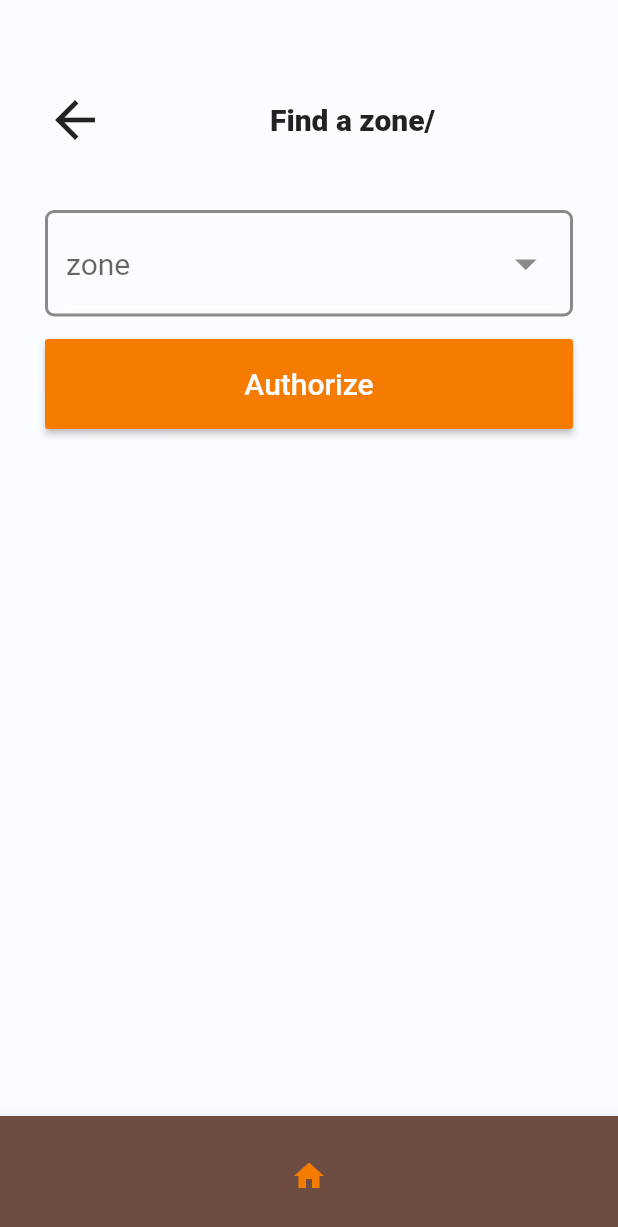
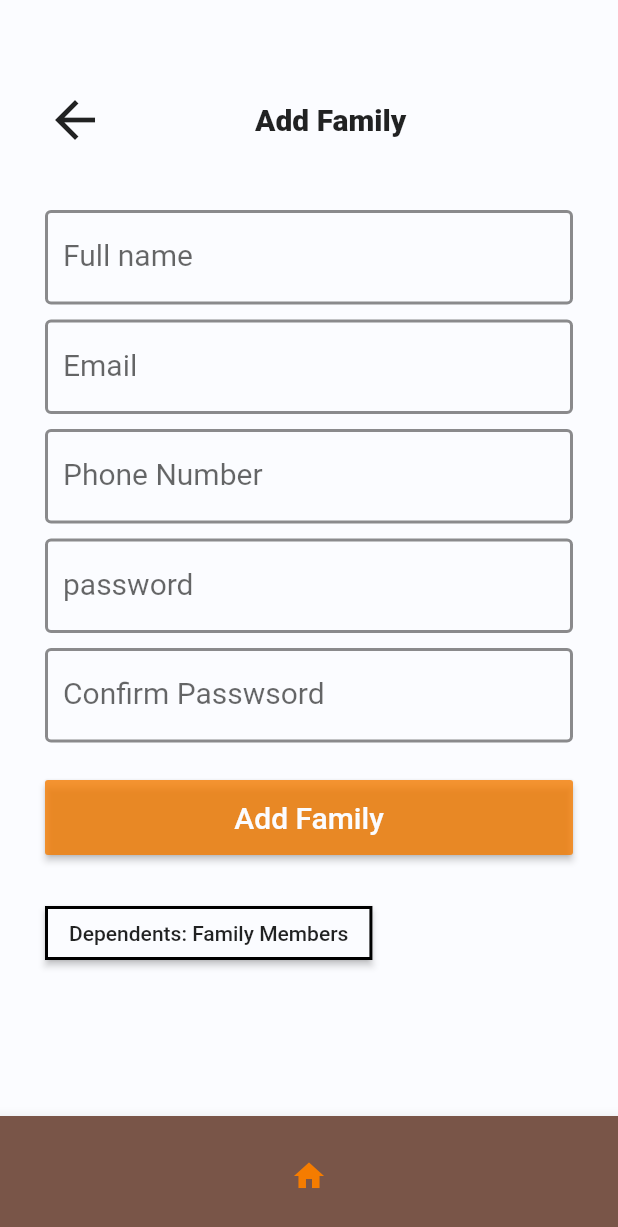
Before and after one commit to youngelvis/magode_app, a Flutter app: the screen it shows after launch, on a phone screen of 412 x 824 dp. Shown: the top 1227 px of the screen. Run offline on Flutter 3.47's test engine with Material 2 defaults, Android fonts, the phone set to English and light mode, and no system bars.

Commit message:
add family page created

```diff
--- /dev/null
+++ b/lib/add_family.dart
@@ -0,0 +1,312 @@
+// ignore_for_file: deprecated_member_use
+
+import 'package:flutter/material.dart';
+import 'colors.dart' as color;
+class AddFamily extends StatefulWidget {
+  const AddFamily({ Key? key }) : super(key: key);
+
+  @override
+  _AddFamilyState createState() => _AddFamilyState();
+}
+
+class _AddFamilyState extends State<AddFamily> {
+  final _formKey = GlobalKey<FormState>();
+  final _password = TextEditingController();
+  final _fullName = TextEditingController();
+  final _phoneNumber = TextEditingController();
+  final _email = TextEditingController();
+  final _confirmPassword = TextEditingController();
+
+  Widget _buildPassword() {
+    return TextFormField(
+      controller: _password,
+      decoration: InputDecoration(
+        errorStyle: const TextStyle(fontSize: 15),
+        enabledBorder: const OutlineInputBorder(
+          borderSide: BorderSide(
+            color: Colors.black45,
+            width: 2,
+          ),
+        ),
+        focusedBorder: const OutlineInputBorder(
+            borderSide: BorderSide(color: Colors.black, width: 2)),
+        labelText: 'password',
+        labelStyle: const TextStyle(fontSize: 20),
+        hintText: 'password',
+        hintStyle: const TextStyle(fontSize: 20, color: Colors.black45),
+        suffixIcon: _fullName.text.isEmpty
+            ? Container(width: 0)
+            : IconButton(
+                icon: const Icon(Icons.close),
+                onPressed: () => _password.clear(),
+              ),
+      ),
+      validator: (value) {
+        if (value == null || value.isEmpty) {
+          return 'please type your Password';
+        } else {
+          return null;
+        }
+      },
+      textInputAction: TextInputAction.done,
+    );
+  }
+
+  Widget _buildFullName() {
+    return TextFormField(
+      controller: _fullName,
+      decoration: InputDecoration(
+        errorStyle: const TextStyle(fontSize: 15),
+        enabledBorder: const OutlineInputBorder(
+          borderSide: BorderSide(
+            color: Colors.black45,
+            width: 2,
+          ),
+        ),
+        focusedBorder: const OutlineInputBorder(
+            borderSide: BorderSide(color: Colors.black, width: 2)),
+        labelText: 'Full name',
+        labelStyle: const TextStyle(fontSize: 20),
+        hintText: 'Full name',
+        hintStyle: const TextStyle(fontSize: 20, color: Colors.black45),
+        suffixIcon: _fullName.text.isEmpty
+            ? Container(width: 0)
+            : IconButton(
+                icon: const Icon(Icons.close),
+                onPressed: () => _fullName.clear(),
+              ),
+      ),
+      validator: (value) {
+        if (value == null || value.isEmpty) {
+          return 'please type your Full name';
+        } else {
+          return null;
+        }
+      },
+      textInputAction: TextInputAction.done,
+    );
+  }
+
+  Widget _buildPhoneNumber() {
+    return TextFormField(
+      controller: _phoneNumber,
+      decoration: InputDecoration(
+        errorStyle: const TextStyle(fontSize: 15),
+        enabledBorder: const OutlineInputBorder(
+          borderSide: BorderSide(
+            color: Colors.black45,
+            width: 2,
+          ),
+        ),
+        focusedBorder: const OutlineInputBorder(
+            borderSide: BorderSide(color: Colors.black, width: 2)),
+        labelText: 'Phone Number',
+        labelStyle: const TextStyle(fontSize: 20),
+        hintText: 'phone Number',
+        hintStyle: const TextStyle(fontSize: 20, color: Colors.black45),
+        suffixIcon: _phoneNumber.text.isEmpty
+            ? Container(width: 0)
+            : IconButton(
+                icon: const Icon(Icons.close),
+                onPressed: () => _fullName.clear(),
+              ),
+      ),
+      validator: (value) {
+        if (value == null || value.isEmpty) {
+          return 'please type your Full name';
+        } else {
+          return null;
+        }
+      },
+      keyboardType: TextInputType.number,
+      textInputAction: TextInputAction.done,
+    );
+  }
+
+  Widget _buildEmail() {
+    return TextFormField(
+      controller: _email,
+      decoration: InputDecoration(
+        errorStyle: const TextStyle(fontSize: 15),
+        enabledBorder: const OutlineInputBorder(
+          borderSide: BorderSide(
+            color: Colors.black45,
+            width: 2,
+          ),
+        ),
+        focusedBorder: const OutlineInputBorder(
+            borderSide: BorderSide(color: Colors.black, width: 2)),
+        labelText: 'Email',
+        labelStyle: const TextStyle(fontSize: 20),
+        hintText: 'Email',
+        hintStyle: const TextStyle(fontSize: 20, color: Colors.black45),
+        suffixIcon: _fullName.text.isEmpty
+            ? Container(width: 0)
+            : IconButton(
+                icon: const Icon(Icons.close),
+                onPressed: () => _email.clear(),
+              ),
+      ),
+      validator: (value) {
+        if (value == null || value.isEmpty) {
+          return 'please type your email';
+        } else {
+          return null;
+        }
+      },
+      keyboardType: TextInputType.emailAddress,
+      textInputAction: TextInputAction.done,
+    );
+  }
+
+  Widget _buildConfirmPassword() {
+    return TextFormField(
+      controller: _confirmPassword,
+      decoration: InputDecoration(
+        errorStyle: const TextStyle(fontSize: 15),
+        enabledBorder: const OutlineInputBorder(
+          borderSide: BorderSide(
+            color: Colors.black45,
+            width: 2,
+          ),
+        ),
+        focusedBorder: const OutlineInputBorder(
+            borderSide: BorderSide(color: Colors.black, width: 2)),
+        labelText: 'Confirm Passwsord',
+        labelStyle: const TextStyle(fontSize: 20),
+        hintText: 'Confirm Password',
+        hintStyle: const TextStyle(fontSize: 20, color: Colors.black45),
+        suffixIcon: _fullName.text.isEmpty
+            ? Container(width: 0)
+            : IconButton(
+                icon: const Icon(Icons.close),
+                onPressed: () => _confirmPassword.clear(),
+              ),
+      ),
+      validator: (value) {
+        if (value == null || value.isEmpty) {
+          return 'please confirm password';
+        } else if (value != _password.text) {
+          return 'password doesnt match';
+        } else {
+          return null;
+        }
+      },
+      textInputAction: TextInputAction.done,
+    );
+  }
+
+ @override
+  void initState() {
+    // TODO: implement initState
+    super.initState();
+    _fullName.addListener(() => setState(() {}));
+    _phoneNumber.addListener(() => setState(() {}));
+    _email.addListener(() => setState(() {}));
+    _password.addListener(() => setState(() {}));
+    _confirmPassword.addListener(() => setState(() {}));
+  }
+
+  @override
+  Widget build(BuildContext context) {
+    return GestureDetector(
+      onTap: () => FocusScope.of(context).requestFocus(FocusNode()),
+      child: Scaffold(
+        body: Container(
+          color: color.AppColor.homePageBackground,
+          padding: const EdgeInsets.only(top: 60, left: 30, right: 30),
+          child: Column(
+            children: [
+              Row(
+                children: const [
+                  Icon(Icons.arrow_back, size: 40),
+                  SizedBox(
+                    width: 100,
+                  ),
+                  Text(
+                    'Add Family',
+                    style: TextStyle(fontSize: 20, fontWeight: FontWeight.w800),
+                  )
+                ],
+              ),
+              const SizedBox(
+                height: 40,
+              ),
+              Expanded(
+                child: OverflowBox(
+                  child: SingleChildScrollView(
+                    child: Form(
+                      key: _formKey,
+                      child: Column(
+                          crossAxisAlignment: CrossAxisAlignment.start,
+                          children: <Widget>[
+                            _buildFullName(),
+                            const SizedBox(
+                              height: 10,
+                            ),
+                            _buildEmail(),
+                            const SizedBox(
+                              height: 10,
+                            ),
+                            _buildPhoneNumber(),
+                            const SizedBox(
+                              height: 10,
+                            ),
+                            _buildPassword(),
+                            const SizedBox(
+                              height: 10,
+                            ),
+                            _buildConfirmPassword(),
+                            const SizedBox(height: 25),
+                            Container(
+                              width: MediaQuery.of(context).size.width,
+                              height: 50,
+                              decoration: BoxDecoration(
+                                  borderRadius: BorderRadius.circular(20)),
+                              child: RaisedButton(
+                                  color: color.AppColor.homePageTheme.withOpacity(0.8),
+                                  child: Text(
+                                    'Add Family',
+                                    style: TextStyle(
+                                        color:
+                                            color.AppColor.homePageBackground,
+                                        fontSize: 20),
+                                  ),
+                                  onPressed: () {
+                                    final isValid =
+                                        _formKey.currentState!.validate();
+                                    if (isValid) {
+                                      _formKey.currentState?.save();
+                                    }
+                                  }),
+                            ),
+                            const SizedBox(height: 28,),
+                            RaisedButton(onPressed: (){},
+                            shape:const RoundedRectangleBorder(
+                              side: BorderSide(color: Colors.black,
+                              width: 2)),
+                            color: color.AppColor.homePageBackground,
+                            child: const Text('Dependents: Family Members'),),
+                          ]),
+                    ),
+                  ),
+                ),
+              ),
+            ],
+          ),
+        ),
+        bottomNavigationBar: SizedBox(
+
+          height: 80,
+          child: BottomAppBar(
+            color: Colors.brown,
+            child: Icon(
+              Icons.home,
+              color: color.AppColor.homePageTheme,
+            ),
+          ),
+        ),
+      ),
+    );
+  }
+}
--- a/lib/find_a_zone.dart
+++ b/lib/find_a_zone.dart
@@ -67,7 +67,7 @@ class _FindZoneState extends State<FindZone> {
                       width: 110,
                     ),
                     Text(
-                      'Find a zone/',
+                      'Find a zone',
                       style:
                           TextStyle(fontSize: 20, fontWeight: FontWeight.w800),
                     )
--- a/lib/main.dart
+++ b/lib/main.dart
@@ -1,5 +1,6 @@
 import 'package:flutter/material.dart';
 import 'package:magode_app/Identify_newly_Registered_members.dart';
+import 'package:magode_app/add_family.dart';
 import 'package:magode_app/add_staff.dart';
 import 'package:magode_app/authorize_user.dart';
 import 'package:magode_app/change_password.dart';
@@ -33,7 +34,7 @@ class MyApp extends StatelessWidget {
 
         primarySwatch: Colors.blue,
       ),
-      home: FindZone(),
+      home: AddFamily(),
     );
   }
 }
```
